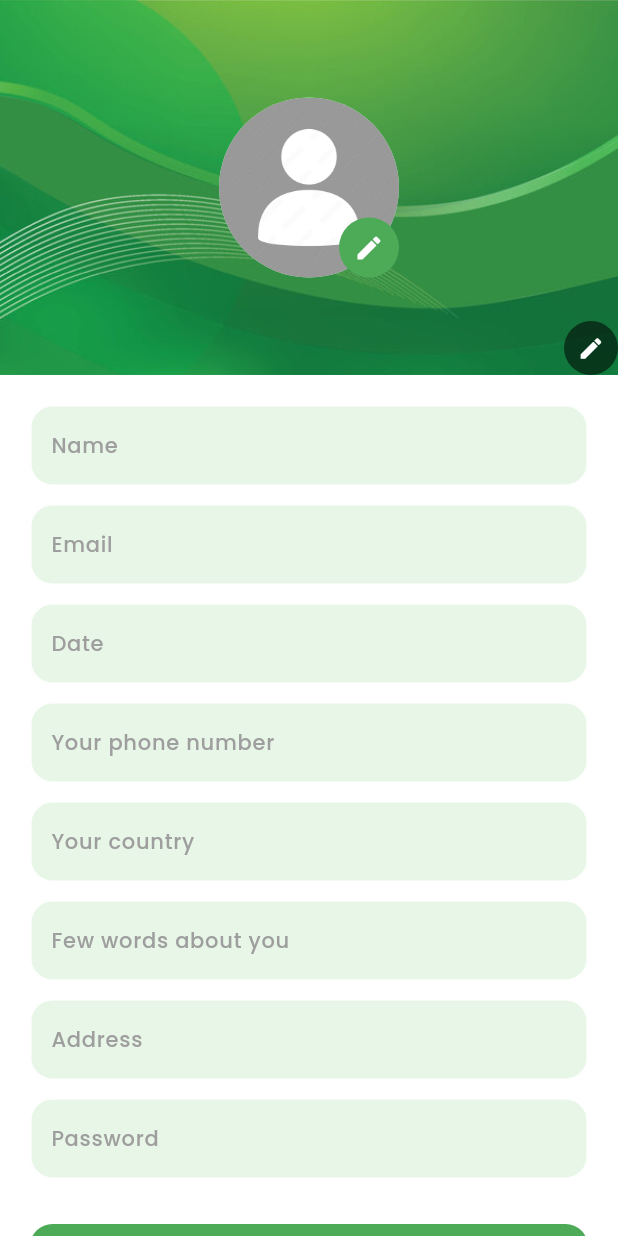
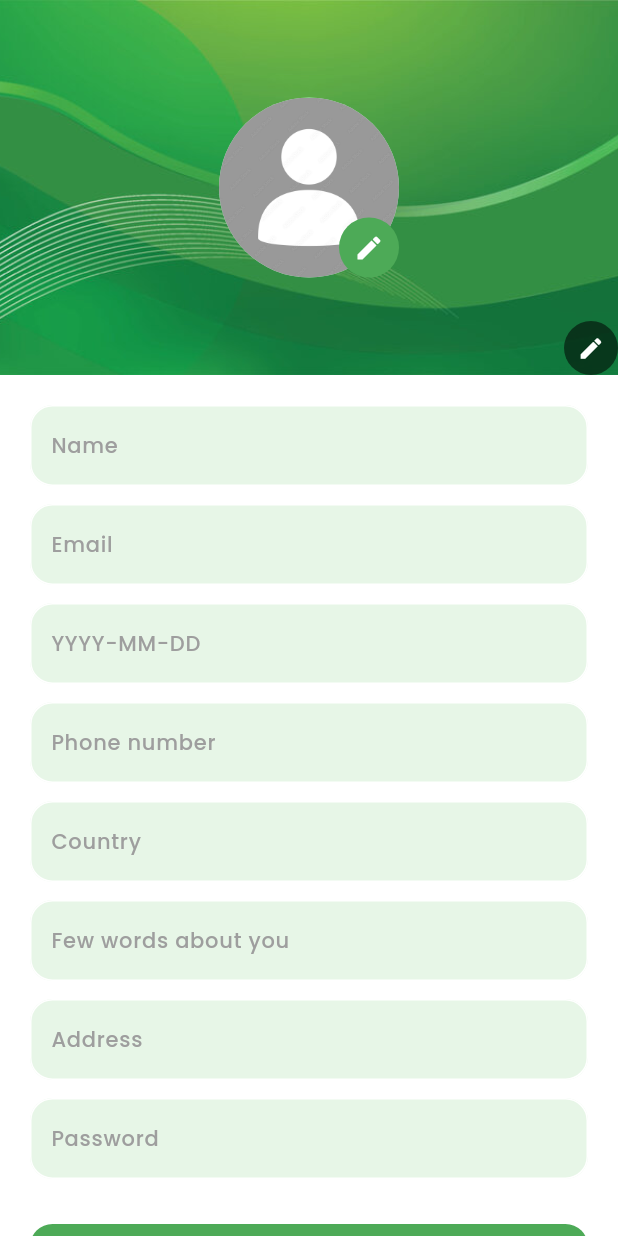
Before and after one commit to studyfi/StudyFi_Frontend, a Flutter app: the screen it shows after launch, after a tap on "Sign up", on a phone screen of 412 x 824 dp. Run offline on Flutter 3.47's test engine with Material 3 defaults, Android fonts, the phone set to English and light mode, and no system bars; our stand-ins replace dio, file_picker, flutter_spinkit, google_fonts, image_picker, open_file and 2 more; accounts and stored records are empty; network calls fail; statements that could not run were skipped.

Commit message:
edited homepage

```diff
--- a/lib/screens/signup_page.dart
+++ b/lib/screens/signup_page.dart
@@ -158,21 +158,21 @@ class _SignupPageState extends State<SignupPage> {
                   ),
                   MyTextField(
                       controller: dateController,
-                      hintText: "Date",
+                      hintText: "YYYY-MM-DD",
                       obscureText: false),
                   SizedBox(
                     height: 12.0,
                   ),
                   MyTextField(
                       controller: phoneController,
-                      hintText: "Your phone number",
+                      hintText: "Phone number",
                       obscureText: false),
                   SizedBox(
                     height: 12.0,
                   ),
                   MyTextField(
                       controller: countryController,
-                      hintText: "Your country",
+                      hintText: "Country",
                       obscureText: false),
                   SizedBox(
                     height: 12.0,
```
Also changed, not shown: lib/screens/home_page.dart (+40 -3 lines).
